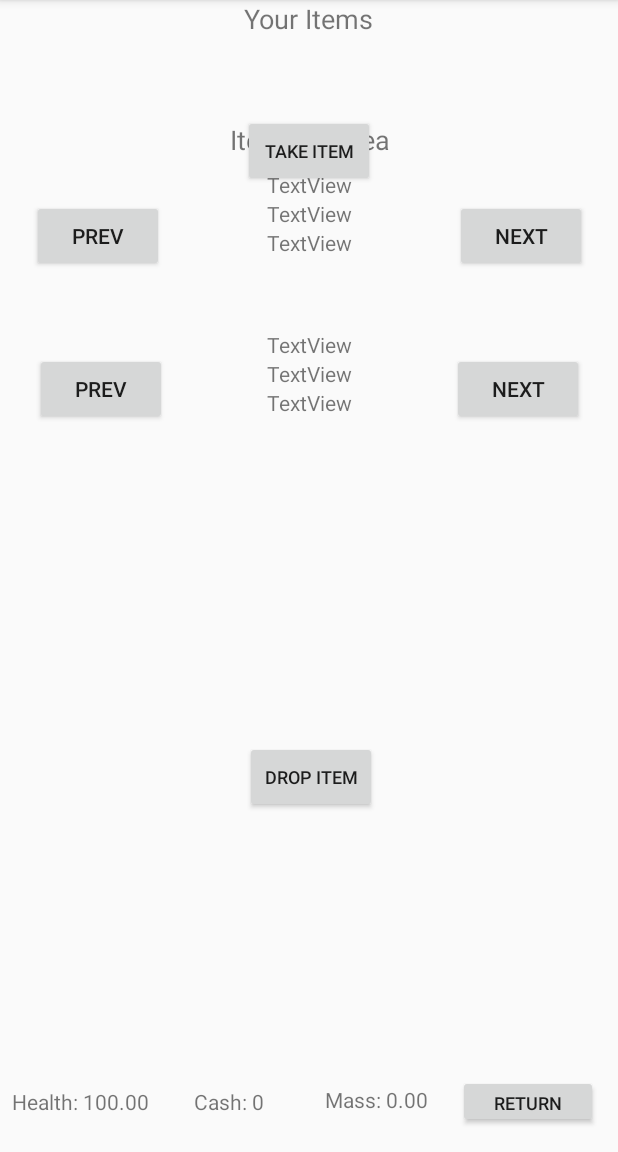
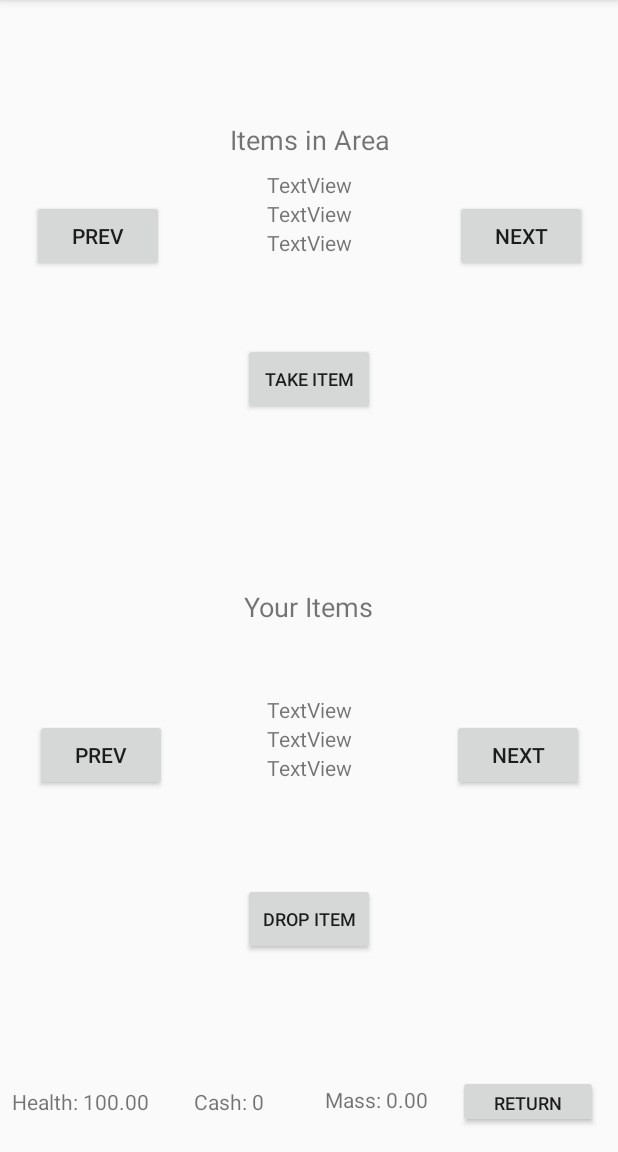
Before and after one commit to angustemple/MapGame, an Android app: the WildernessOptionActivity screen opened directly, with no data from a screen before it, on a phone screen of 412 x 824 dp, the part 84-1236 px from its top. Run offline under Robolectric (Android 15) with nearby library versions, the phone set to English and light mode, and no system bars.

Commit message:
Updated status bar constraints in activity_navigation.xml Improved activity_wilderness_option.xml

```diff
--- a/app/src/main/res/layout/activity_wilderness_option.xml
+++ b/app/src/main/res/layout/activity_wilderness_option.xml
@@ -68,12 +68,10 @@
         android:layout_width="wrap_content"
         android:layout_height="wrap_content"
         android:layout_gravity="center_horizontal"
-        android:layout_marginTop="8dp"
-        android:layout_marginBottom="8dp"
+        android:layout_marginTop="28dp"
         android:gravity="center_horizontal|center_vertical"
         android:text="@string/label_take_item"
         android:textSize="12sp"
-        app:layout_constraintBottom_toTopOf="@+id/tv_player_items"
         app:layout_constraintEnd_toEndOf="@+id/layout_area_items"
         app:layout_constraintHorizontal_bias="0.492"
         app:layout_constraintStart_toStartOf="@+id/layout_area_items"
@@ -84,17 +82,14 @@
         android:layout_width="wrap_content"
         android:layout_height="wrap_content"
         android:layout_gravity="center_horizontal"
-        android:layout_marginTop="8dp"
         android:layout_marginBottom="80dp"
         android:gravity="center_horizontal|center_vertical"
         android:text="@string/label_drop_item"
         android:textSize="12sp"
-        app:layout_constraintBottom_toTopOf="@+id/tv_mass2"
-        app:layout_constraintEnd_toEndOf="parent"
-        app:layout_constraintHorizontal_bias="0.504"
-        app:layout_constraintStart_toStartOf="parent"
-        app:layout_constraintTop_toBottomOf="@+id/tv_player_items"
-        app:layout_constraintVertical_bias="0.82" />
+        app:layout_constraintBottom_toTopOf="@+id/btn_restart2"
+        app:layout_constraintEnd_toEndOf="@+id/linearLayout2"
+        app:layout_constraintHorizontal_bias="0.49"
+        app:layout_constraintStart_toStartOf="@+id/linearLayout2" />
 
     <Button
         android:id="@+id/btn_restart2"
@@ -119,8 +114,9 @@
         android:layout_marginBottom="8dp"
         android:orientation="vertical"
         app:layout_constraintBottom_toTopOf="@+id/btn_take_item2"
-        app:layout_constraintEnd_toEndOf="@+id/layout_area_items"
-        app:layout_constraintStart_toStartOf="@+id/layout_area_items"
+        app:layout_constraintEnd_toEndOf="parent"
+        app:layout_constraintHorizontal_bias="0.5"
+        app:layout_constraintStart_toStartOf="parent"
         app:layout_constraintTop_toBottomOf="@+id/tv_player_items">
 
         <TextView
@@ -185,12 +181,12 @@
         android:id="@+id/tv_player_items"
         android:layout_width="wrap_content"
         android:layout_height="wrap_content"
+        android:layout_marginTop="8dp"
         android:text="@string/label_player_items"
         android:textSize="18sp"
         app:layout_constraintEnd_toEndOf="parent"
-        app:layout_constraintHorizontal_bias="0.501"
         app:layout_constraintStart_toStartOf="parent"
-        tools:layout_editor_absoluteY="332dp" />
+        app:layout_constraintTop_toTopOf="@+id/guideline2" />
 
     <TextView
         android:id="@+id/tv_area_items"
@@ -257,4 +253,13 @@
         app:layout_constraintHorizontal_bias="0.5"
         app:layout_constraintStart_toStartOf="parent" />
 
+    <androidx.constraintlayout.widget.Guideline
+        android:id="@+id/guideline2"
+        android:layout_width="wrap_content"
+        android:layout_height="wrap_content"
+        android:orientation="horizontal"
+        app:layout_constraintBottom_toBottomOf="parent"
+        app:layout_constraintGuide_percent="0.5"
+        app:layout_constraintTop_toTopOf="parent" />
+
 </androidx.constraintlayout.widget.ConstraintLayout>
```
Also changed, not shown: app/src/main/res/layout/activity_navigation.xml (+80 -78 lines).
